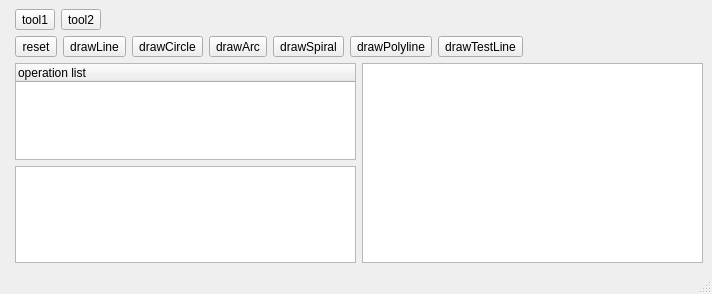
joey674/LaserCAD_QT, file mainwindow.ui: the form before one commit.
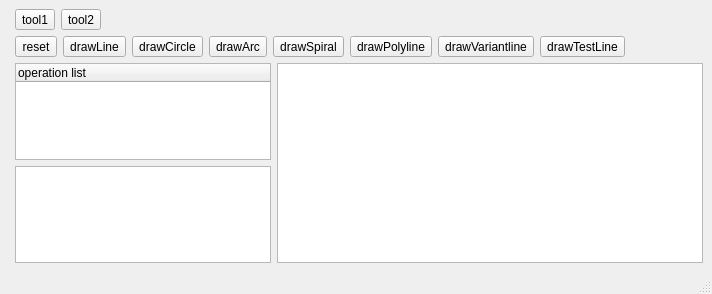
The form after the commit. Custom widgets are drawn as their Qt base class.

Commit message: feat<variantline>: add variantline

```diff
--- a/mainwindow.ui
+++ b/mainwindow.ui
@@ -156,6 +156,19 @@
         </property>
        </widget>
       </item>
+      <item>
+       <widget class="QToolButton" name="drawVariantLineButton">
+        <property name="text">
+         <string>drawVariantline</string>
+        </property>
+        <property name="checkable">
+         <bool>true</bool>
+        </property>
+        <property name="autoExclusive">
+         <bool>true</bool>
+        </property>
+       </widget>
+      </item>
       <item>
        <widget class="QToolButton" name="drawTestLineButton">
         <property name="text">
@@ -193,6 +206,12 @@
        <layout class="QVBoxLayout" name="verticalLayout_4">
         <item>
          <widget class="QTreeWidget" name="operationTreeWidget">
+          <property name="sizePolicy">
+           <sizepolicy hsizetype="Preferred" vsizetype="Preferred">
+            <horstretch>0</horstretch>
+            <verstretch>0</verstretch>
+           </sizepolicy>
+          </property>
           <property name="dragEnabled">
            <bool>true</bool>
           </property>
@@ -207,7 +226,14 @@
          </widget>
         </item>
         <item>
-         <widget class="QTableWidget" name="propertyTableWidget"/>
+         <widget class="QTableWidget" name="propertyTableWidget">
+          <property name="sizePolicy">
+           <sizepolicy hsizetype="Preferred" vsizetype="Preferred">
+            <horstretch>0</horstretch>
+            <verstretch>0</verstretch>
+           </sizepolicy>
+          </property>
+         </widget>
         </item>
        </layout>
       </item>
```
The commit also changes 7 other files.
